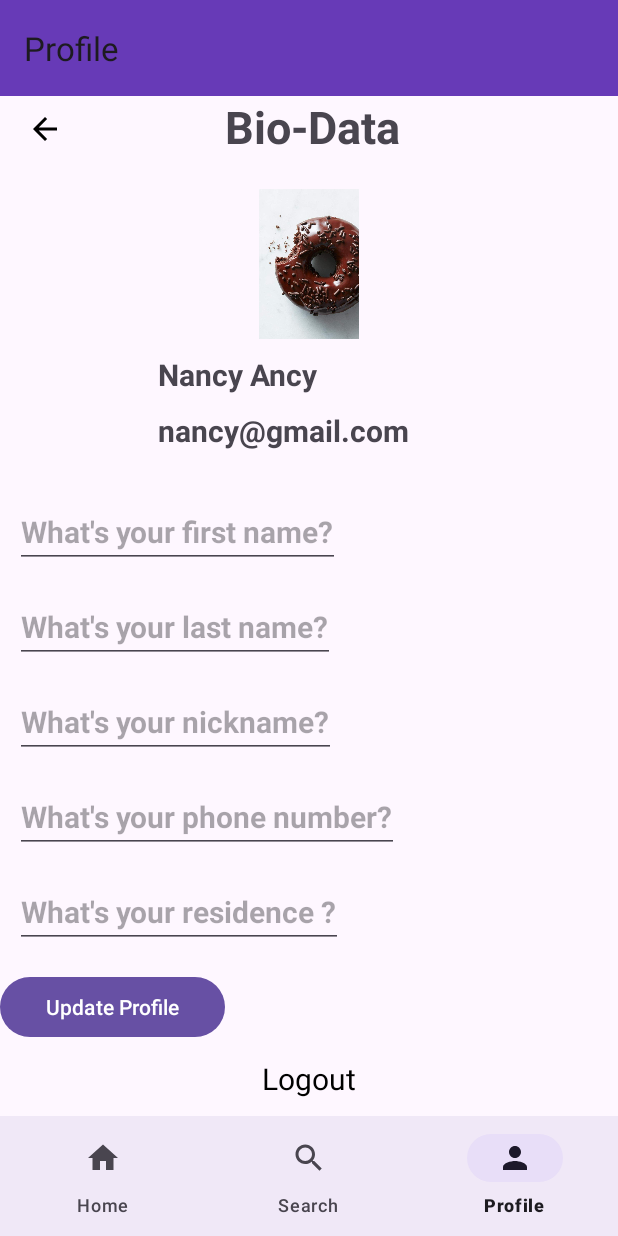
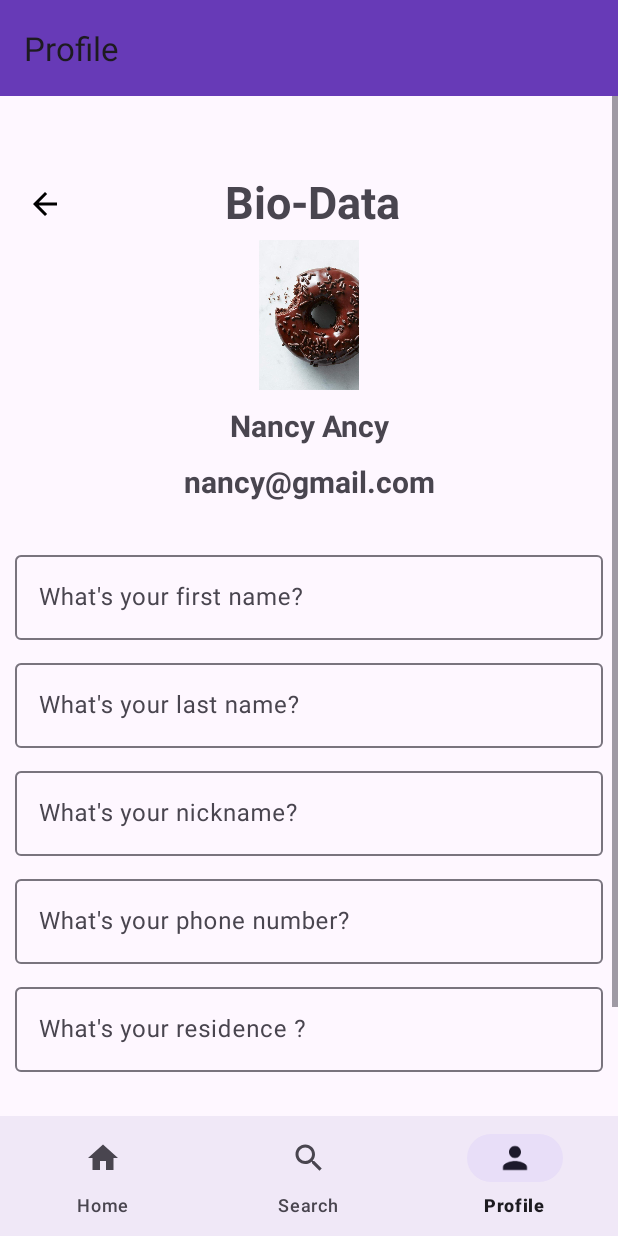
Before and after one commit to NancyN00/The-Sweet-Oven, an Android app: the ProfileFragment screen opened through its navigation route, on a phone screen of 412 x 824 dp. Run offline under Robolectric (Android 15) with nearby library versions, the phone set to English and light mode, and no system bars; our stand-ins replace Firebase (no records; nobody signed in at launch, a user with empty details on screens opened directly), navigation-ui; 3 statements that could not run were skipped.

Commit message:
fixed layouts

```diff
--- a/app/src/main/java/com/example/thesweetoven/auth/LoginActivity.kt
+++ b/app/src/main/java/com/example/thesweetoven/auth/LoginActivity.kt
@@ -42,6 +42,9 @@ class LoginActivity : AppCompatActivity() {
         //tostring() is used to convert the editable
         //trim()function to remove leading and trailing whitespaces and then checks if the resulting string is empty
 
+        usermail.text = "nancy@gmail.com"
+        userpas.text = "12345678"
+
         login.setOnClickListener {
             val mail = usermail.text.toString().trim()
             val pass = userpas.text.toString().trim()
--- a/app/src/main/java/com/example/thesweetoven/fragments/HomeFragment.kt
+++ b/app/src/main/java/com/example/thesweetoven/fragments/HomeFragment.kt
@@ -55,13 +55,13 @@ class HomeFragment : Fragment() {
     }
 
 
-
     private fun updateDiscoverItems(discover: List<DiscoverItem>) {
         discadapter.setDiscoverItems(discover)
     }
 
+    //remove navcontroller from inside the () of discoveradapter
     private fun prepareRecyclerView() {
-        discadapter = DiscoverAdapter()
+        discadapter = DiscoverAdapter(onItemClick = (DiscoverItem -> Unit?))
         binding.recyclerExplore.layoutManager = GridLayoutManager( context, 2, GridLayoutManager.VERTICAL, false)
         binding.recyclerExplore.setHasFixedSize(true)
         binding.recyclerExplore.adapter = discadapter
--- a/app/src/main/java/com/example/thesweetoven/ui/HomeActivity.kt
+++ b/app/src/main/java/com/example/thesweetoven/ui/HomeActivity.kt
@@ -15,7 +15,7 @@ import com.google.android.material.bottomnavigation.BottomNavigationView
 
 class HomeActivity : AppCompatActivity() {
 
-    private lateinit var navController : NavController
+    private lateinit var navController: NavController
     private lateinit var appBarConfiguration: AppBarConfiguration
     private lateinit var toolbar: Toolbar
     override fun onCreate(savedInstanceState: Bundle?) {
@@ -27,7 +27,7 @@ class HomeActivity : AppCompatActivity() {
 
         navController = navHostFragment.navController
 
-     appBarConfiguration  = AppBarConfiguration(
+        appBarConfiguration = AppBarConfiguration(
             setOf(
                 R.id.homeFragment,
                 R.id.searchFragment,
@@ -46,6 +46,6 @@ class HomeActivity : AppCompatActivity() {
     override fun onSupportNavigateUp(): Boolean {
         val navController = findNavController(R.id.fragmentHost)
         return navController.navigateUp(appBarConfiguration)
-                ||onSupportNavigateUp()
+                || onSupportNavigateUp()
     }
 }
--- a/app/src/main/res/layout/activity_home.xml
+++ b/app/src/main/res/layout/activity_home.xml
@@ -27,6 +27,7 @@
         app:layout_constraintEnd_toEndOf="parent"
         app:layout_constraintStart_toStartOf="parent"
         app:layout_constraintTop_toBottomOf="@id/toolBar"
+        android:layout_marginBottom="80dp"
         app:navGraph="@navigation/my_nav"/>
 
     <com.google.android.material.bottomnavigation.BottomNavigationView
--- a/app/src/main/res/layout/cakes_layout.xml
+++ b/app/src/main/res/layout/cakes_layout.xml
@@ -4,7 +4,7 @@
     android:layout_height="wrap_content"
     xmlns:app="http://schemas.android.com/apk/res-auto"
     app:cardCornerRadius="8dp"
-    app:cardUseCompatPadding="true"
+    android:layout_marginTop="10dp"
     android:layout_marginHorizontal="8dp"
     app:cardElevation="12dp">
 
--- a/app/src/main/res/layout/cupcakes_layout.xml
+++ b/app/src/main/res/layout/cupcakes_layout.xml
@@ -4,7 +4,7 @@
     android:layout_height="wrap_content"
     xmlns:app="http://schemas.android.com/apk/res-auto"
     app:cardCornerRadius="8dp"
-    app:cardUseCompatPadding="true"
+    android:layout_marginTop="10dp"
     android:layout_marginHorizontal="8dp"
     app:cardElevation="12dp">
 
--- a/app/src/main/res/layout/donuts_layout.xml
+++ b/app/src/main/res/layout/donuts_layout.xml
@@ -4,7 +4,7 @@
     android:layout_height="wrap_content"
     xmlns:app="http://schemas.android.com/apk/res-auto"
     app:cardCornerRadius="8dp"
-    app:cardUseCompatPadding="true"
+    android:layout_marginTop="10dp"
     android:layout_marginHorizontal="8dp"
     app:cardElevation="12dp">
 
--- a/app/src/main/res/layout/fragment_profile.xml
+++ b/app/src/main/res/layout/fragment_profile.xml
@@ -1,15 +1,18 @@
 <?xml version="1.0" encoding="utf-8"?>
-<ScrollView xmlns:android="http://schemas.android.com/apk/res/android"
+<androidx.coordinatorlayout.widget.CoordinatorLayout xmlns:android="http://schemas.android.com/apk/res/android"
+    xmlns:app="http://schemas.android.com/apk/res-auto"
     xmlns:tools="http://schemas.android.com/tools"
     android:layout_width="match_parent"
     android:layout_height="match_parent"
-    xmlns:app="http://schemas.android.com/apk/res-auto"
     tools:context=".fragments.ProfileFragment">
 
+    <ScrollView
+        android:layout_width="match_parent"
+        android:layout_height="match_parent">
 
         <androidx.constraintlayout.widget.ConstraintLayout
             android:layout_width="match_parent"
-        android:layout_height="match_parent">
+            android:layout_height="wrap_content">
 
             <LinearLayout
                 android:id="@+id/bio_layout"
@@ -17,7 +20,8 @@
                 android:layout_height="wrap_content"
                 android:layout_marginStart="10dp"
                 android:layout_marginTop="50dp"
-            android:orientation="horizontal">
+                android:orientation="horizontal"
+                app:layout_constraintTop_toTopOf="parent">
 
                 <ImageView
                     android:layout_width="40dp"
@@ -39,89 +43,97 @@
                 android:id="@+id/txt_img_layout"
                 android:layout_width="match_parent"
                 android:layout_height="wrap_content"
+                android:layout_marginTop="5dp"
                 android:orientation="vertical"
-            android:layout_marginTop="5dp"
-            app:layout_constraintTop_toBottomOf="@id/bio_layout" >
+                app:layout_constraintTop_toBottomOf="@id/bio_layout">
 
                 <ImageView
                     android:layout_width="match_parent"
                     android:layout_height="100dp"
-                android:layout_marginStart="24dp"
-                android:layout_marginTop="16dp"
-                android:layout_marginEnd="24dp"
-                android:src="@drawable/donut"/>
+                    android:src="@drawable/donut" />
 
                 <TextView
                     android:layout_width="match_parent"
                     android:layout_height="wrap_content"
                     android:layout_marginTop="10dp"
-                android:layout_marginStart="105dp"
                     android:text="Nancy Ancy"
+                    android:textAlignment="center"
                     android:textSize="20sp"
-                android:textStyle="bold"/>
+                    android:textStyle="bold" />
 
                 <TextView
                     android:layout_width="match_parent"
                     android:layout_height="wrap_content"
                     android:layout_marginTop="10dp"
-                android:layout_marginStart="105dp"
                     android:text="nancy@gmail.com"
+                    android:textAlignment="center"
                     android:textSize="20sp"
-                android:textStyle="bold"/>
+                    android:textStyle="bold" />
             </LinearLayout>
 
             <LinearLayout
                 android:id="@+id/details_layout"
                 android:layout_width="match_parent"
                 android:layout_height="wrap_content"
+                android:layout_marginHorizontal="10dp"
+                android:layout_marginTop="30dp"
                 android:orientation="vertical"
-            app:layout_constraintTop_toBottomOf="@id/txt_img_layout"
-            android:layout_marginTop="30dp">
+                app:layout_constraintTop_toBottomOf="@id/txt_img_layout">
 
+                <com.google.android.material.textfield.TextInputLayout
+                    android:layout_width="match_parent"
+                    android:layout_height="wrap_content"
+                    android:layout_marginBottom="10dp">
 
-            <EditText
-                android:layout_width="wrap_content"
-                android:layout_height="match_parent"
-                android:hint="What's your first name?"
-                android:textSize="20sp"
-                android:textStyle="bold"
-                android:layout_marginStart="10dp"/>
+                    <com.google.android.material.textfield.TextInputEditText
+                        android:layout_width="match_parent"
+                        android:layout_height="wrap_content"
+                        android:hint="What's your first name?" />
+                </com.google.android.material.textfield.TextInputLayout>
 
-            <EditText
-                android:layout_width="wrap_content"
-                android:layout_height="match_parent"
-                android:hint="What's your last name?"
-                android:textSize="20sp"
-                android:textStyle="bold"
-                android:layout_marginStart="10dp"
-                android:layout_marginTop="15dp"/>
+                <com.google.android.material.textfield.TextInputLayout
+                    android:layout_width="match_parent"
+                    android:layout_height="wrap_content"
+                    android:layout_marginBottom="10dp">
 
-            <EditText
-                android:layout_width="wrap_content"
-                android:layout_height="match_parent"
-                android:hint="What's your nickname?"
-                android:textSize="20sp"
-                android:textStyle="bold"
-                android:layout_marginTop="15dp"
-                android:layout_marginStart="10dp"/>
+                    <com.google.android.material.textfield.TextInputEditText
+                        android:layout_width="match_parent"
+                        android:layout_height="wrap_content"
+                        android:hint="What's your last name?" />
+                </com.google.android.material.textfield.TextInputLayout>
 
-            <EditText
-                android:layout_width="wrap_content"
-                android:layout_height="match_parent"
-                android:hint="What's your phone number?"
-                android:textSize="20sp"
-                android:textStyle="bold"
-                android:layout_marginTop="15dp"
-                android:layout_marginStart="10dp"/>
+                <com.google.android.material.textfield.TextInputLayout
+                    android:layout_width="match_parent"
+                    android:layout_height="wrap_content"
+                    android:layout_marginBottom="10dp">
 
-            <EditText
-                android:layout_width="wrap_content"
-                android:layout_height="match_parent"
-                android:hint="What's your residence ?"
-                android:textSize="20sp"
-                android:textStyle="bold"
-                android:layout_marginTop="15dp"
-                android:layout_marginStart="10dp"/>
+                    <com.google.android.material.textfield.TextInputEditText
+                        android:layout_width="match_parent"
+                        android:layout_height="wrap_content"
+                        android:hint="What's your nickname?" />
+                </com.google.android.material.textfield.TextInputLayout>
+
+                <com.google.android.material.textfield.TextInputLayout
+                    android:layout_width="match_parent"
+                    android:layout_height="wrap_content"
+                    android:layout_marginBottom="10dp">
+
+                    <com.google.android.material.textfield.TextInputEditText
+                        android:layout_width="match_parent"
+                        android:layout_height="wrap_content"
+                        android:hint="What's your phone number?" />
+                </com.google.android.material.textfield.TextInputLayout>
+
+                <com.google.android.material.textfield.TextInputLayout
+                    android:layout_width="match_parent"
+                    android:layout_height="wrap_content"
+                    android:layout_marginBottom="10dp">
+
+                    <com.google.android.material.textfield.TextInputEditText
+                        android:layout_width="match_parent"
+                        android:layout_height="wrap_content"
+                        android:hint="What's your residence ?" />
+                </com.google.android.material.textfield.TextInputLayout>
             </LinearLayout>
 
             <Button
@@ -130,6 +142,8 @@
                 android:layout_height="wrap_content"
                 android:layout_marginTop="15dp"
                 android:text="Update Profile"
+                app:layout_constraintEnd_toEndOf="parent"
+                app:layout_constraintStart_toStartOf="parent"
                 app:layout_constraintTop_toBottomOf="@id/details_layout"
                 tools:layout_editor_absoluteX="108dp" />
 
@@ -138,10 +152,10 @@
                 android:id="@+id/logout_txt"
                 android:layout_width="wrap_content"
                 android:layout_height="wrap_content"
+                android:layout_marginTop="10dp"
                 android:text="Logout"
                 android:textColor="@color/black"
                 android:textSize="20sp"
-            android:layout_marginTop="10dp"
                 app:layout_constraintBottom_toBottomOf="parent"
                 app:layout_constraintEnd_toEndOf="parent"
                 app:layout_constraintStart_toStartOf="parent"
@@ -151,3 +165,4 @@
         </androidx.constraintlayout.widget.ConstraintLayout>
 
     </ScrollView>
+</androidx.coordinatorlayout.widget.CoordinatorLayout>
--- a/app/src/main/res/layout/fragment_search.xml
+++ b/app/src/main/res/layout/fragment_search.xml
@@ -46,6 +46,7 @@
                 android:textSize="30sp"
                 android:textStyle="bold"
                 app:layout_constraintTop_toBottomOf="@id/materialCardView"
+                app:layout_constraintStart_toStartOf="parent"
                 tools:layout_editor_absoluteX="16dp" />
 
 
@@ -67,6 +68,7 @@
                 android:textSize="30sp"
                 android:textStyle="bold"
                 app:layout_constraintTop_toBottomOf="@id/donuts_recycler"
+                app:layout_constraintStart_toStartOf="parent"
                 tools:layout_editor_absoluteX="16dp" />
 
 
@@ -87,6 +89,7 @@
                 android:text="Cupcakes"
                 android:textSize="30sp"
                 android:textStyle="bold"
+                app:layout_constraintStart_toStartOf="parent"
                 app:layout_constraintTop_toBottomOf="@id/cakes_recycler"
                 tools:layout_editor_absoluteX="16dp" />
 
@@ -109,6 +112,7 @@
                 android:textSize="30sp"
                 android:textStyle="bold"
                 app:layout_constraintTop_toBottomOf="@id/cupcakes_recycler"
+                app:layout_constraintStart_toStartOf="parent"
                 tools:layout_editor_absoluteX="16dp"/>
 
 
--- a/app/src/main/res/navigation/my_nav.xml
+++ b/app/src/main/res/navigation/my_nav.xml
@@ -22,6 +22,9 @@
         <action
             android:id="@+id/action_searchFragment_to_profileFragment"
             app:destination="@id/profileFragment" />
+        <action
+            android:id="@+id/action_searchFragment_to_homeFragment"
+            app:destination="@id/homeFragment" />
     </fragment>
     <fragment
         android:id="@+id/profileFragment"
```
Also changed, not shown: app/src/main/java/com/example/thesweetoven/adapters/DiscoverAdapter.kt (+22 -21 lines), app/src/main/java/com/example/thesweetoven/fragments/SearchFragment.kt (+8 -13 lines), app/src/main/res/layout/discover_layout.xml (+49 -20 lines), app/src/main/res/layout/pancakes_layout.xml (+4 -3 lines). Lines whose indentation alone changed are shown as unchanged.
